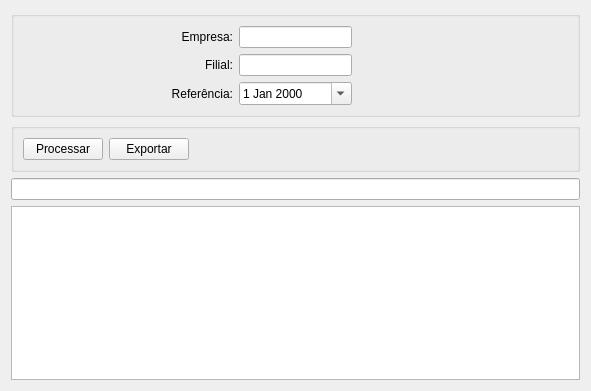
The window that relacaocolaborador.ui (fallomermo/SeverinoTools_BKP_Old) describes before a commit, drawn with Qt 5.
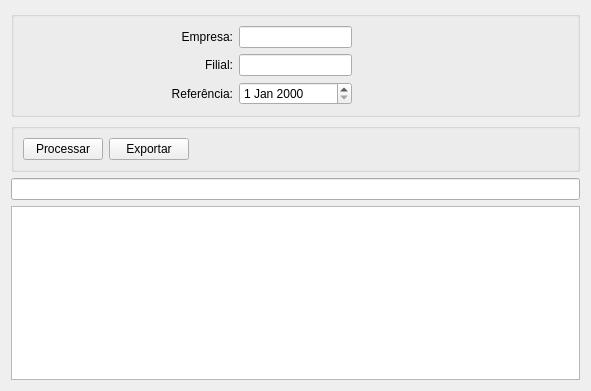
The same window after the commit. Icons and pictures are not drawn.

Diff of the .ui file:
```diff
--- a/relacaocolaborador.ui
+++ b/relacaocolaborador.ui
@@ -139,11 +139,7 @@
        </widget>
       </item>
       <item row="2" column="1">
-       <widget class="QDateEdit" name="dataReferencia">
-        <property name="calendarPopup">
-         <bool>true</bool>
-        </property>
-       </widget>
+       <widget class="QDateEdit" name="dataReferencia"/>
       </item>
      </layout>
     </widget>
```
Left out of the diff: 1 changed line with no effect on the pictures.
